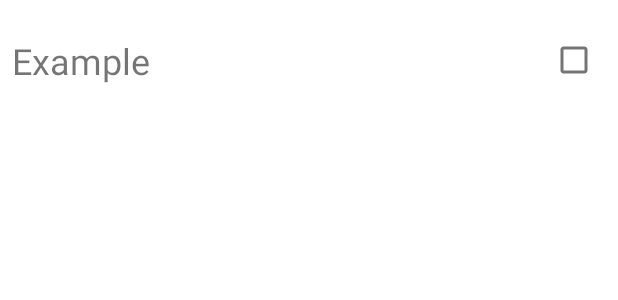
After one commit to y-sugiyama654/TodoList, an Android app: the layout item_todo.xml on its own in the app's theme, with its tools: preview values and no code run, on a phone screen of 412 x 824 dp. The commit adds this screen. Shown: the top 300 px of the screen. Run offline under Robolectric (Android 15) with nearby library versions, the phone set to English and light mode, and no system bars.

Commit message:
todoアプリの実装

```diff
--- a/app/build.gradle
+++ b/app/build.gradle
@@ -1,6 +1,7 @@
 plugins {
     id 'com.android.application'
     id 'kotlin-android'
+    id 'kotlin-android-extensions'
 }
 
 android {
--- /dev/null
+++ b/app/src/main/java/com/example/todolist/Todo.kt
@@ -0,0 +1,6 @@
+package com.example.todolist
+
+data class Todo(
+    var title: String,
+    var isChecked: Boolean,
+)
--- /dev/null
+++ b/app/src/main/res/layout/item_todo.xml
@@ -0,0 +1,28 @@
+<?xml version="1.0" encoding="utf-8"?>
+<androidx.constraintlayout.widget.ConstraintLayout
+        xmlns:android="http://schemas.android.com/apk/res/android"
+        xmlns:app="http://schemas.android.com/apk/res-auto"
+        android:layout_width="match_parent"
+        android:layout_height="80dp"
+        android:paddingStart="8dp"
+        android:paddingEnd="8px">
+
+    <TextView
+            android:id="@+id/tvTodoTitle"
+            android:layout_width="0dp"
+            android:layout_height="wrap_content"
+            android:text="Example"
+            android:textSize="24sp"
+            app:layout_constraintStart_toStartOf="parent"
+            app:layout_constraintTop_toTopOf="parent"
+            app:layout_constraintBottom_toBottomOf="parent" app:layout_constraintEnd_toStartOf="@+id/cbDone"/>
+
+    <CheckBox
+            android:id="@+id/cbDone"
+            android:layout_width="wrap_content"
+            android:layout_height="wrap_content"
+            app:layout_constraintTop_toTopOf="parent"
+            app:layout_constraintEnd_toEndOf="parent"
+            app:layout_constraintBottom_toBottomOf="parent"/>
+
+</androidx.constraintlayout.widget.ConstraintLayout>
```
Also changed, not shown: app/src/main/java/com/example/todolist/MainActivity.kt (+20 -0 lines), app/src/main/java/com/example/todolist/TodoAdapter.kt (added, +68 -0 lines), app/src/main/res/layout/activity_main.xml (+18 -3 lines).
